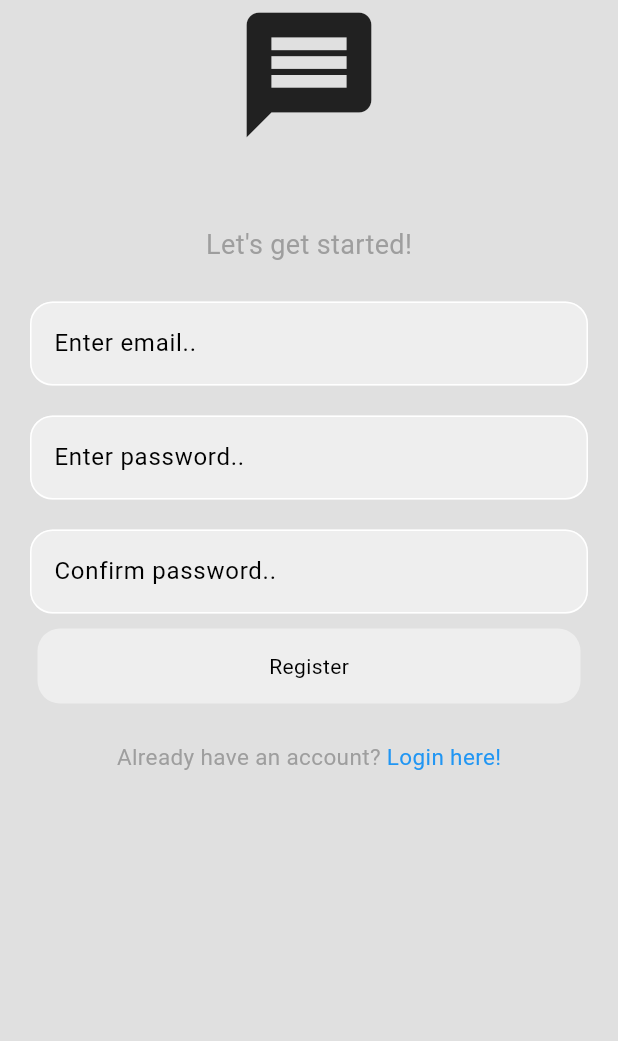
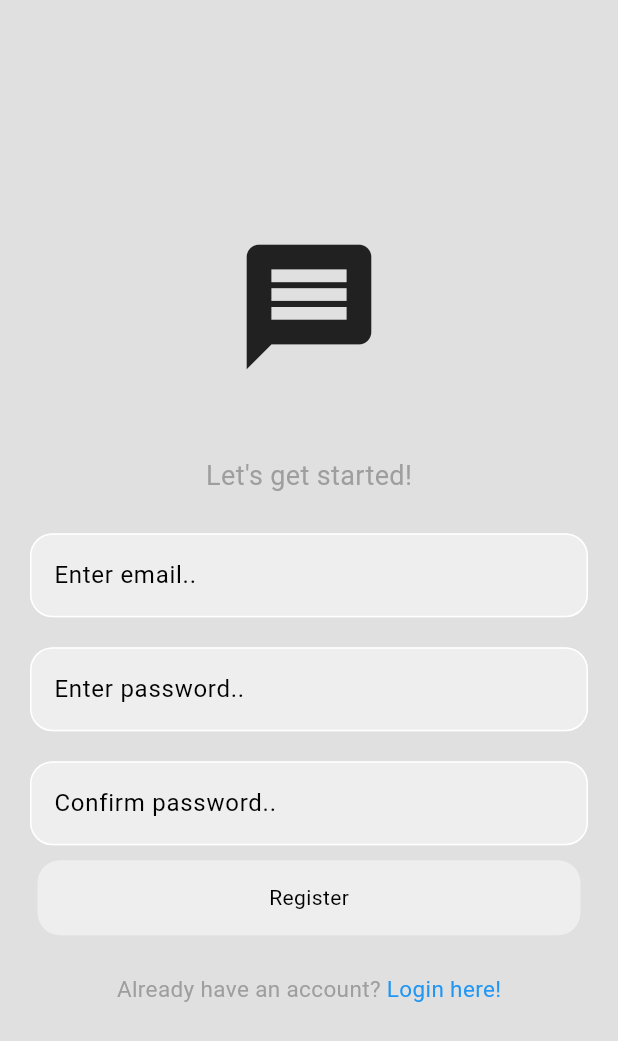
Before and after one commit to Odhi-ambo/messaging_app, a Flutter app: the RegisterPage screen opened directly, on a phone screen of 412 x 824 dp. Shown: the top 1041 px of the screen. Run offline on Flutter 3.47's test engine with Material 3 defaults, Android fonts, the phone set to English and light mode, and no system bars.

Commit message:
registration page

```diff
--- a/lib/pages/register_page.dart
+++ b/lib/pages/register_page.dart
@@ -14,8 +14,10 @@ class RegisterPage extends StatelessWidget {
   @override
   Widget build(BuildContext context) {
     return Scaffold(
+      backgroundColor: Theme.of(context).colorScheme.surface,
       body: SafeArea(
         child: Column(
+            mainAxisAlignment: MainAxisAlignment.center,
             //logo
             children: [
               Center(
@@ -67,7 +69,7 @@ class RegisterPage extends StatelessWidget {
                     style: TextStyle(
                         color: Theme.of(context).colorScheme.primary,
                         fontSize: 15)),
-                Text(' Login here!',
+                const Text(' Login here!',
                     style: TextStyle(color: Colors.blue, fontSize: 15)),
               ]),
             ]),
```
